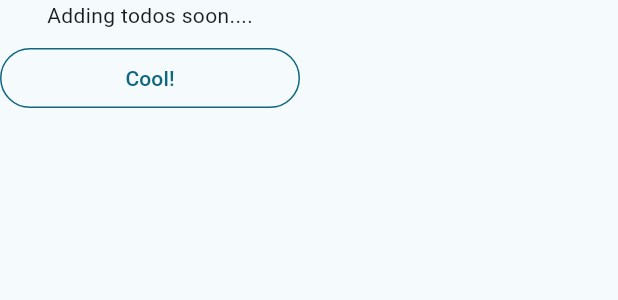
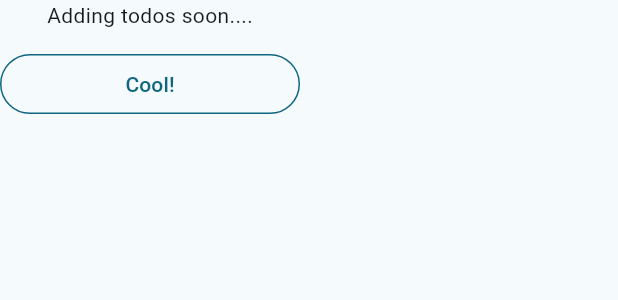
Before and after one commit to kubaolszewski/todo_list, a Flutter app: the HomeAddTodoDialog widget shown alone on an empty page, opened directly, on a phone screen of 412 x 824 dp. Shown: the top 300 px of the screen. Run offline on Flutter 3.47's test engine with Material 3 defaults, Android fonts, the phone set to English and light mode, and no system bars; our stand-ins replace bloc, cloud_firestore, easy_localization, firebase_core, flutter_bloc, flutter_modular and 2 more; accounts and stored records are empty; generated files the repository leaves out were written again.

Commit message:
Update project

```diff
--- a/lib/features/home/widgets/home_add_todo_dialog/home_add_todo_dialog.dart
+++ b/lib/features/home/widgets/home_add_todo_dialog/home_add_todo_dialog.dart
@@ -12,7 +12,7 @@ class HomeAddTodoDialog extends StatelessWidget {
       mainAxisSize: MainAxisSize.min,
       children: [
         const Text('Adding todos soon....'),
-        const SizedBox(height: 8),
+        const SizedBox(height: 12),
         SizedBox(
           width: 200,
           child: TextButton(
```
Also changed, not shown: pubspec.yaml (+19 -19 lines), pubspec.lock, 1 other file.
